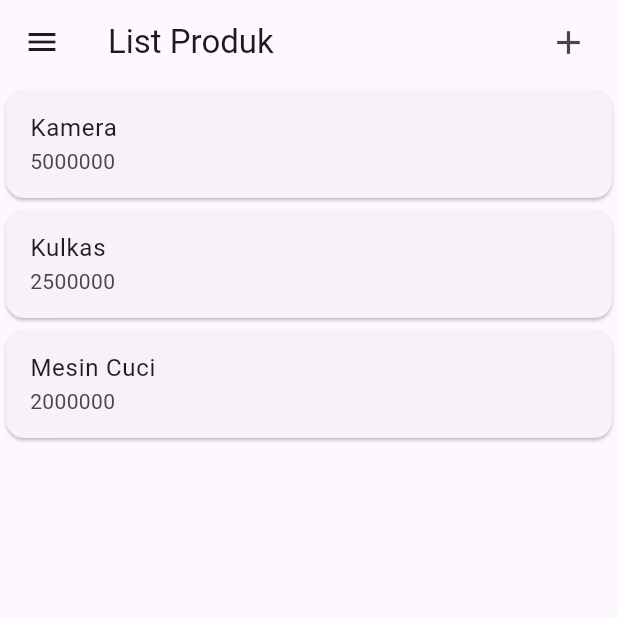
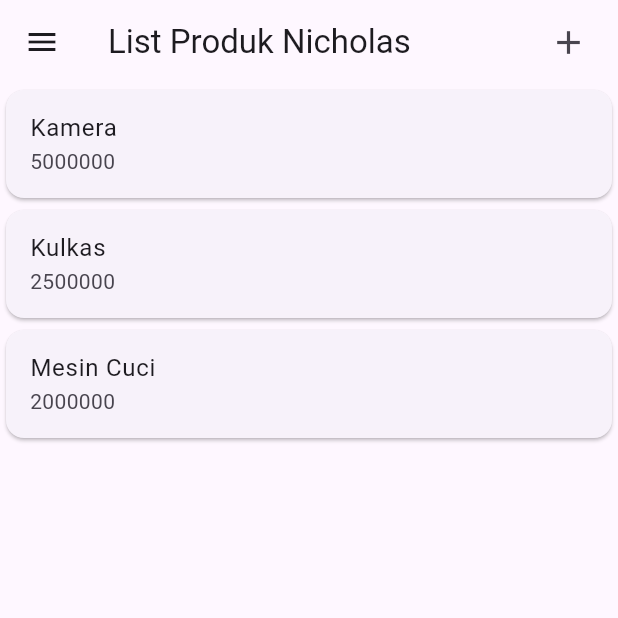
Before and after one commit to sharclen5/LabMobile4_Nicholas-Hasian_ShiftC, a Flutter app: the screen it shows after launch, on a phone screen of 412 x 824 dp, the top half of it. Run offline on Flutter 3.47's test engine with Material 3 defaults, Android fonts, the phone set to English and light mode, and no system bars.

Commit message:
Update README.md

```diff
--- a/lib/ui/login_page.dart
+++ b/lib/ui/login_page.dart
@@ -19,7 +19,7 @@ class _LoginPageState extends State<LoginPage> {
   Widget build(BuildContext context) {
     return Scaffold(
       appBar: AppBar(
-        title: const Text('Login'),
+        title: const Text('Login Nicholas'),
       ),
       body: SingleChildScrollView(
         child: Padding(
--- a/lib/ui/produk_detail.dart
+++ b/lib/ui/produk_detail.dart
@@ -16,7 +16,7 @@ class _ProdukDetailState extends State<ProdukDetail> {
   Widget build(BuildContext context) {
     return Scaffold(
       appBar: AppBar(
-        title: const Text('Detail Produk'),
+        title: const Text('Detail Produk Nicholas'),
       ),
       body: Center(
         child: Column(
--- a/lib/ui/produk_form.dart
+++ b/lib/ui/produk_form.dart
@@ -13,7 +13,7 @@ class ProdukForm extends StatefulWidget {
 class _ProdukFormState extends State<ProdukForm> {
   final _formKey = GlobalKey<FormState>();
   bool _isLoading = false;
-  String judul = "Tambah Produk";
+  String judul = "Tambah Produk Nicholas";
   String tombolSubmit = "Simpan";
 
   final _kodeProdukController = TextEditingController();
@@ -29,14 +29,14 @@ class _ProdukFormState extends State<ProdukForm> {
   isUpdate(){
     if(widget.produk != null){
       setState((){
-        judul = "Ubah Produk";
+        judul = "Ubah Produk Nicholas";
         tombolSubmit = "Ubah";
         _kodeProdukController.text = widget.produk!.kodeProduk!;
         _namaProdukController.text = widget.produk!.namaProduk!;
         _hargaProdukController.text = widget.produk!.hargaProduk.toString();
       });
     } else{
-      judul = "Tambah Produk";
+      judul = "Tambah Produk Nicholas";
       tombolSubmit = "Simpan";
     }
   }
--- a/lib/ui/produk_page.dart
+++ b/lib/ui/produk_page.dart
@@ -15,7 +15,7 @@ class _ProdukPageState extends State<ProdukPage> {
   Widget build(BuildContext context) {
     return Scaffold(
         appBar: AppBar(
-          title: const Text('List Produk'),
+          title: const Text('List Produk Nicholas'),
           actions: [
             Padding(
                 padding: const EdgeInsets.only(right: 20.0),
@@ -32,7 +32,7 @@ class _ProdukPageState extends State<ProdukPage> {
           child: ListView(
             children: [
               ListTile(
-                title: const Text('Logout'),
+                title: const Text('Logout Nicholas'),
                 trailing: const Icon(Icons.logout),
                 onTap: () async {},
               )
--- a/lib/ui/registrasi_page.dart
+++ b/lib/ui/registrasi_page.dart
@@ -19,7 +19,7 @@ class _RegistrasiPageState extends State<RegistrasiPage> {
   Widget build(BuildContext context) {
     return Scaffold(
       appBar: AppBar(
-        title: const Text('Registrasi'),
+        title: const Text('Registrasi Nicholas'),
       ),
       body: SingleChildScrollView(
         child: Padding(
```
Also changed, not shown: images/detail.png (added), images/hapus.png (added), images/list.png (added), images/login.png (added), images/logout.png (added), images/registrasi.png (added), images/tambah.png (added), images/ubah.png (added), 1 other file.
